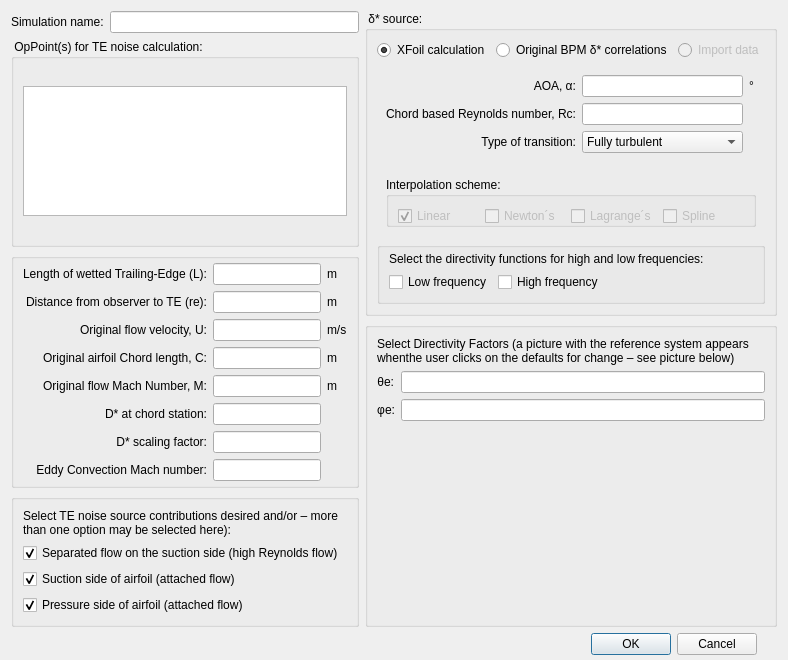
rmaugusto/qblade, file src/Noise/noisesimulationdialog.ui: the form before one commit.
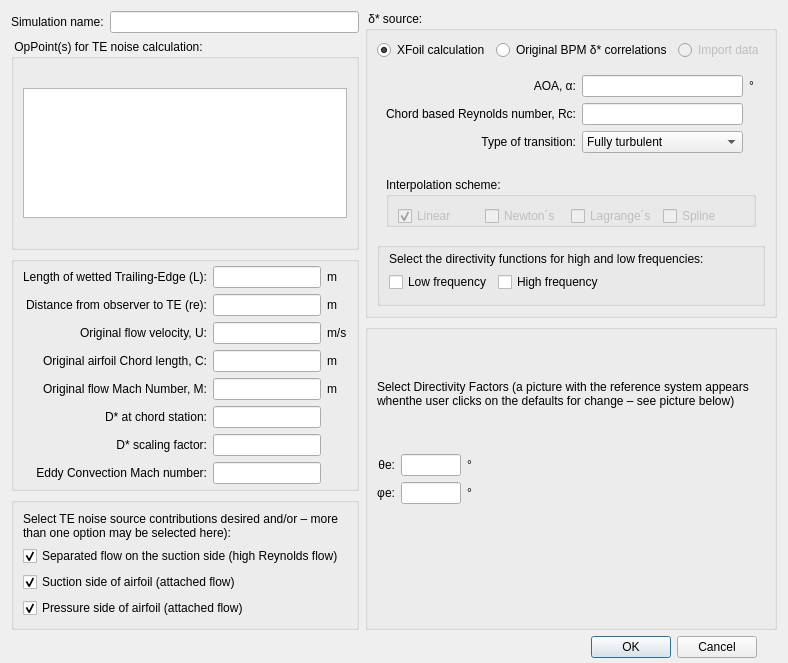
The form after the commit. Icons and pictures are not drawn.

Diff of the .ui file:
```diff
--- a/src/Noise/noisesimulationdialog.ui
+++ b/src/Noise/noisesimulationdialog.ui
@@ -6,8 +6,8 @@
    <rect>
     <x>0</x>
     <y>0</y>
-    <width>788</width>
-    <height>660</height>
+    <width>787</width>
+    <height>663</height>
    </rect>
   </property>
   <property name="sizePolicy">
@@ -583,43 +583,8 @@
        <property name="title">
         <string/>
        </property>
-       <layout class="QFormLayout" name="formLayout">
-        <property name="fieldGrowthPolicy">
-         <enum>QFormLayout::AllNonFixedFieldsGrow</enum>
-        </property>
-        <item row="0" column="0" colspan="2">
-         <widget class="QLabel" name="label_5">
-          <property name="minimumSize">
-           <size>
-            <width>0</width>
-            <height>0</height>
-           </size>
-          </property>
-          <property name="text">
-           <string>Select Directivity Factors (a picture with the reference system appears whenthe user clicks on the defaults for change – see picture below)</string>
-          </property>
-          <property name="wordWrap">
-           <bool>true</bool>
-          </property>
-         </widget>
-        </item>
-        <item row="1" column="0">
-         <widget class="QLabel" name="label_9">
-          <property name="layoutDirection">
-           <enum>Qt::LeftToRight</enum>
-          </property>
-          <property name="text">
-           <string>θe:</string>
-          </property>
-          <property name="alignment">
-           <set>Qt::AlignRight|Qt::AlignTrailing|Qt::AlignVCenter</set>
-          </property>
-         </widget>
-        </item>
-        <item row="1" column="1">
-         <widget class="QLineEdit" name="textDirectivityGreek"/>
-        </item>
-        <item row="2" column="0">
+       <layout class="QGridLayout" name="gridLayout_2">
+        <item row="3" column="0">
          <widget class="QLabel" name="label_7">
           <property name="layoutDirection">
            <enum>Qt::LeftToRight</enum>
@@ -632,10 +597,88 @@
           </property>
          </widget>
         </item>
-        <item row="2" column="1">
-         <widget class="QLineEdit" name="textDirectivityPhi"/>
+        <item row="1" column="0">
+         <widget class="QLabel" name="label_9">
+          <property name="layoutDirection">
+           <enum>Qt::LeftToRight</enum>
+          </property>
+          <property name="text">
+           <string>θe:</string>
+          </property>
+          <property name="alignment">
+           <set>Qt::AlignRight|Qt::AlignTrailing|Qt::AlignVCenter</set>
+          </property>
+         </widget>
+        </item>
+        <item row="1" column="1">
+         <widget class="QLineEdit" name="textDirectivityGreek">
+          <property name="minimumSize">
+           <size>
+            <width>60</width>
+            <height>0</height>
+           </size>
+          </property>
+          <property name="maximumSize">
+           <size>
+            <width>60</width>
+            <height>16777215</height>
+           </size>
+          </property>
+         </widget>
         </item>
         <item row="3" column="1">
+         <widget class="QLineEdit" name="textDirectivityPhi">
+          <property name="minimumSize">
+           <size>
+            <width>60</width>
+            <height>0</height>
+           </size>
+          </property>
+          <property name="maximumSize">
+           <size>
+            <width>60</width>
+            <height>16777215</height>
+           </size>
+          </property>
+         </widget>
+        </item>
+        <item row="1" column="2">
+         <widget class="QLabel" name="label_23">
+          <property name="minimumSize">
+           <size>
+            <width>300</width>
+            <height>0</height>
+           </size>
+          </property>
+          <property name="text">
+           <string>°</string>
+          </property>
+         </widget>
+        </item>
+        <item row="3" column="2">
+         <widget class="QLabel" name="label_26">
+          <property name="text">
+           <string>°</string>
+          </property>
+         </widget>
+        </item>
+        <item row="0" column="0" colspan="3">
+         <widget class="QLabel" name="label_5">
+          <property name="minimumSize">
+           <size>
+            <width>0</width>
+            <height>0</height>
+           </size>
+          </property>
+          <property name="text">
+           <string>Select Directivity Factors (a picture with the reference system appears whenthe user clicks on the defaults for change – see picture below)</string>
+          </property>
+          <property name="wordWrap">
+           <bool>true</bool>
+          </property>
+         </widget>
+        </item>
+        <item row="4" column="1" colspan="2">
          <widget class="QLabel" name="label_6">
           <property name="minimumSize">
            <size>
```
